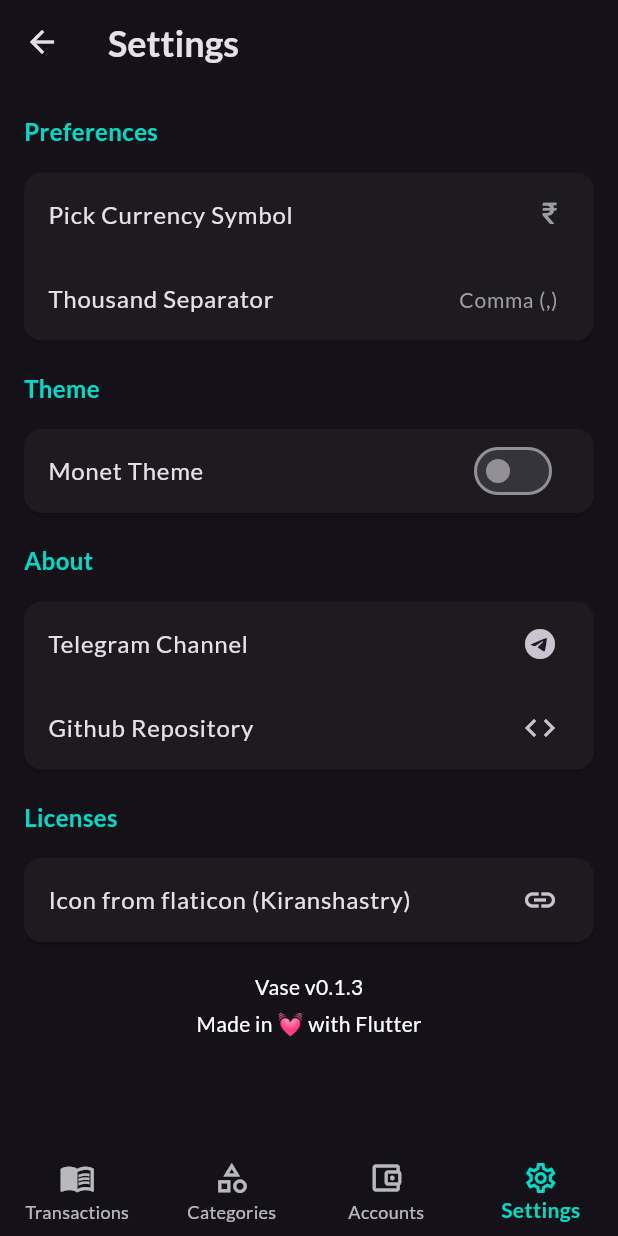
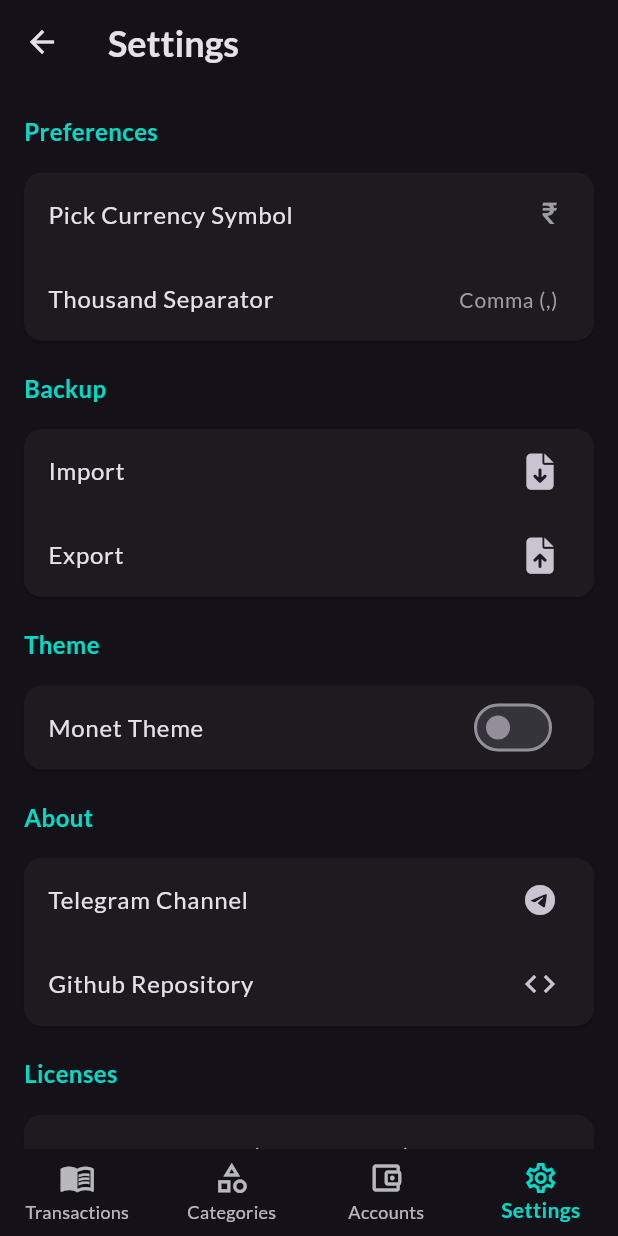
Before and after one commit to nullhandler/vase, a Flutter app: the HomeScreen screen opened directly, item 4 of the bottom bar chosen, on a phone screen of 412 x 824 dp. Run offline on Flutter 3.47's test engine with Material 3 defaults, Android fonts, the phone set to English and light mode, and no system bars; drawn by our look-alikes of dynamic_color; our stand-ins replace device_info_plus, file_picker, fl_chart, flutter_svg, font_awesome_flutter, get and 4 more; missing offline and left inert: flutter_iconpicker, flutter_material_color_picker, mat_month_picker_dialog; accounts and stored records are empty; network calls fail.

Commit message:
import export added

```diff
--- a/lib/colors.dart
+++ b/lib/colors.dart
@@ -9,6 +9,7 @@ class AppColors {
           );
   static const darkGreyColor = Color(0xff1c1b1f);
   static const errorColor = Colors.redAccent;
+  static const successColor = Colors.green;
 
   static ThemeData defaultTheme = ThemeData.dark(useMaterial3: true).copyWith(
       pageTransitionsTheme: const PageTransitionsTheme(builders: {
--- a/lib/const.dart
+++ b/lib/const.dart
@@ -4,7 +4,8 @@ class Const {
   static const transLinks = "TransLinks";
   static const categories = "Categories";
   static const configs = "Configs";
-  static const errorTitle = "Uh-Oh !";
+  static const errorTitle = "Uh-Oh!";
+  static const successTitle = "Success!";
   static const git = "https://github.com/nullhandler/vase";
   static const tg = "https://t.me/vase_flutter";
   static const flaticonURL = "https://www.flaticon.com/authors/kiranshastry";
--- a/lib/screens/user/settings.dart
+++ b/lib/screens/user/settings.dart
@@ -1,5 +1,7 @@
 import 'package:flutter/material.dart';
+import 'package:font_awesome_flutter/font_awesome_flutter.dart';
 import 'package:get/get.dart';
+import 'package:share_plus/share_plus.dart';
 import 'package:vase/const.dart';
 import 'package:vase/screens/user/user_controller.dart';
 import 'package:vase/screens/widgets/form_item.dart';
@@ -7,6 +9,8 @@ import 'package:vase/utils.dart';
 import 'package:vase/widgets/focused_layout.dart';
 import 'package:vase/widgets/heading.dart';
 import 'package:vase/widgets/wrapper.dart';
+
+import '../../colors.dart';
 
 class UserSettings extends StatelessWidget {
   UserSettings({super.key});
@@ -128,6 +132,46 @@ class UserSettings extends StatelessWidget {
                 const SizedBox(
                   height: 20,
                 ),
+                const Heading(title: "Backup"),
+                const SizedBox(
+                  height: 16,
+                ),
+                Card(
+                  margin: const EdgeInsets.all(0),
+                  child: Column(
+                    children: [
+                      ListTile(
+                        onTap: () async {
+                          bool isImportSuccess = await Utils.importDb();
+                          Utils.showSnackBarV2(
+                              msg: isImportSuccess
+                                  ? "DB imported successfully"
+                                  : "DB import failed",
+                              isPositiveMsg: isImportSuccess);
+                        },
+                        title: const Text("Import"),
+                        trailing: const Icon(FontAwesomeIcons.fileArrowDown),
+                      ),
+                      ListTile(
+                        onTap: () async {
+                          bool isShareSuccess =
+                              (await Utils.exportDb()).status ==
+                                  ShareResultStatus.success;
+                          Utils.showSnackBarV2(
+                              msg: isShareSuccess
+                                  ? "DB exported successfully"
+                                  : "DB export failed",
+                              isPositiveMsg: isShareSuccess);
+                        },
+                        title: const Text("Export"),
+                        trailing: const Icon(FontAwesomeIcons.fileArrowUp),
+                      ),
+                    ],
+                  ),
+                ),
+                const SizedBox(
+                  height: 20,
+                ),
                 Obx(
                   () => Visibility(
                     visible: controller.showMonetSwitch.value,
@@ -166,9 +210,7 @@ class UserSettings extends StatelessWidget {
                 const SizedBox(
                   height: 20,
                 ),
-               const Heading(title: "About"),
-
-
+                const Heading(title: "About"),
                 const SizedBox(
                   height: 16,
                 ),
@@ -192,8 +234,7 @@ class UserSettings extends StatelessWidget {
                 const SizedBox(
                   height: 20,
                 ),
-               const Heading(title: "Licenses"),
-
+                const Heading(title: "Licenses"),
                 const SizedBox(
                   height: 16,
                 ),
@@ -212,7 +253,7 @@ class UserSettings extends StatelessWidget {
                 const SizedBox(
                   height: 20,
                 ),
-                 Obx(() => Align(
+                Obx(() => Align(
                       alignment: Alignment.center,
                       child: Text(
                         controller.version.value,
--- a/pubspec.yaml
+++ b/pubspec.yaml
@@ -27,6 +27,8 @@ environment:
 # the latest version available on pub.dev. To see which dependencies have newer
 # versions available, run `flutter pub outdated`.
 dependencies:
+  share_plus: ^7.2.1
+  file_picker: ^6.1.1
   get: ^4.6.5
   sqflite: ^2.0.3
   font_awesome_flutter: ^10.4.0
@@ -37,7 +39,7 @@ dependencies:
   uuid: ^3.0.7
   collection: ^1.17.0
   dynamic_color: ^1.6.3
-  device_info_plus: ^8.2.0
+  device_info_plus: ^9.1.1
   http: ^1.0.0
   url_launcher: ^6.1.11
   package_info_plus: ^4.0.2
```
Also changed, not shown: lib/controllers/db_controller.dart (+5 -5 lines), lib/utils.dart (+51 -1 lines), pubspec.lock, 4 other files.
